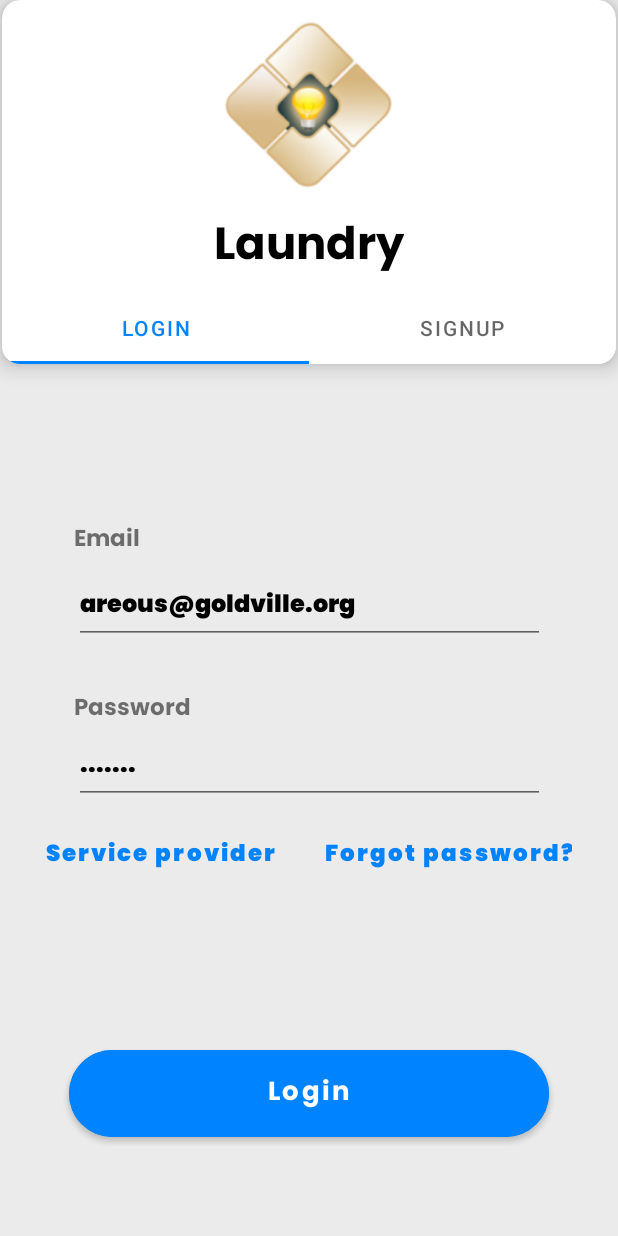
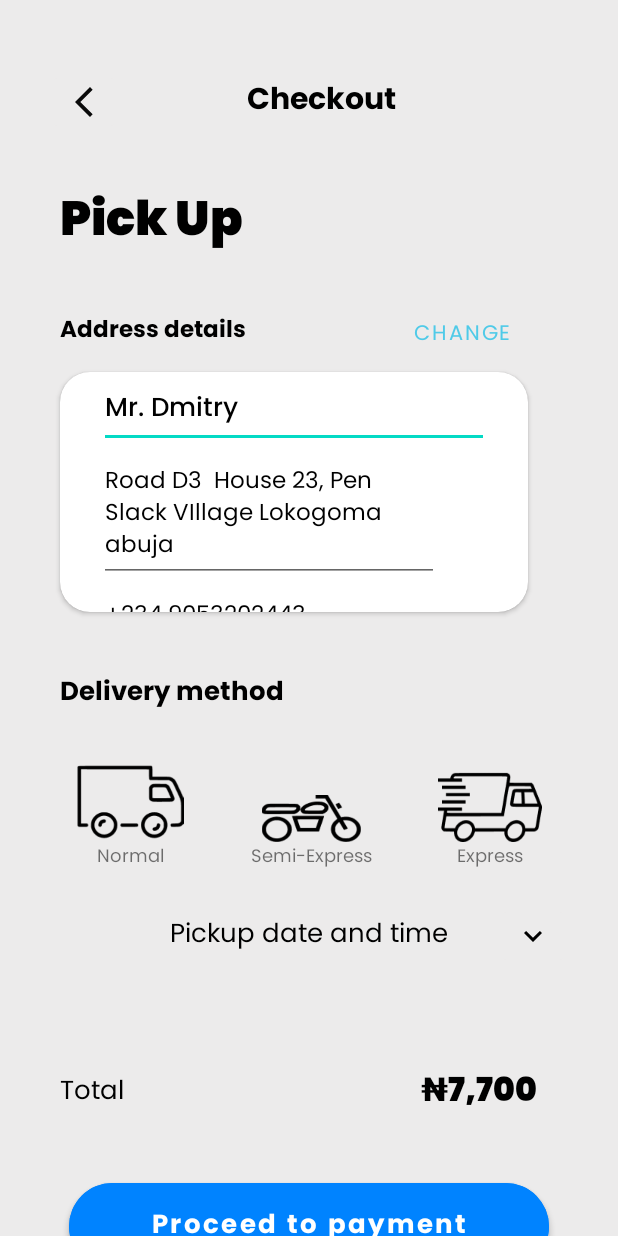
Before and after one commit to DmitrySergienko/Laundry, an Android app: the screen it shows after launch (MainActivity), on a phone screen of 412 x 824 dp. Run offline under Robolectric (Android 15) with nearby library versions, the phone set to English and light mode, and no system bars; our stand-ins replace Dagger/Hilt's generated code.

Commit message:
delivery layout

```diff
--- /dev/null
+++ b/app/src/main/java/com/laundry/DeliveryFragment.kt
@@ -0,0 +1,59 @@
+package com.laundry
+
+import android.os.Bundle
+import androidx.fragment.app.Fragment
+import android.view.LayoutInflater
+import android.view.View
+import android.view.ViewGroup
+
+// TODO: Rename parameter arguments, choose names that match
+// the fragment initialization parameters, e.g. ARG_ITEM_NUMBER
+private const val ARG_PARAM1 = "param1"
+private const val ARG_PARAM2 = "param2"
+
+/**
+ * A simple [Fragment] subclass.
+ * Use the [DeliveryFragment.newInstance] factory method to
+ * create an instance of this fragment.
+ */
+class DeliveryFragment : Fragment() {
+    // TODO: Rename and change types of parameters
+    private var param1: String? = null
+    private var param2: String? = null
+
+    override fun onCreate(savedInstanceState: Bundle?) {
+        super.onCreate(savedInstanceState)
+        arguments?.let {
+            param1 = it.getString(ARG_PARAM1)
+            param2 = it.getString(ARG_PARAM2)
+        }
+    }
+
+    override fun onCreateView(
+        inflater: LayoutInflater, container: ViewGroup?,
+        savedInstanceState: Bundle?
+    ): View? {
+        // Inflate the layout for this fragment
+        return inflater.inflate(R.layout.fragment_delivery, container, false)
+    }
+
+    companion object {
+        /**
+         * Use this factory method to create a new instance of
+         * this fragment using the provided parameters.
+         *
+         * @param param1 Parameter 1.
+         * @param param2 Parameter 2.
+         * @return A new instance of fragment DeliveryFragment.
+         */
+        // TODO: Rename and change types and number of parameters
+        @JvmStatic
+        fun newInstance(param1: String, param2: String) =
+            DeliveryFragment().apply {
+                arguments = Bundle().apply {
+                    putString(ARG_PARAM1, param1)
+                    putString(ARG_PARAM2, param2)
+                }
+            }
+    }
+}
--- /dev/null
+++ b/app/src/main/res/drawable/ic_baseline_arrow_back_ios_new_24.xml
@@ -0,0 +1,5 @@
+<vector android:autoMirrored="true" android:height="24dp"
+    android:tint="#0A0A0A" android:viewportHeight="24"
+    android:viewportWidth="24" android:width="24dp" xmlns:android="http://schemas.android.com/apk/res/android">
+    <path android:fillColor="@android:color/white" android:pathData="M17.77,3.77l-1.77,-1.77l-10,10l10,10l1.77,-1.77l-8.23,-8.23z"/>
+</vector>
--- /dev/null
+++ b/app/src/main/res/drawable/ic_baseline_keyboard_arrow_left_24.xml
@@ -0,0 +1,5 @@
+<vector android:autoMirrored="true" android:height="24dp"
+    android:tint="#0A0A0A" android:viewportHeight="24"
+    android:viewportWidth="24" android:width="24dp" xmlns:android="http://schemas.android.com/apk/res/android">
+    <path android:fillColor="@android:color/white" android:pathData="M15.41,16.59L10.83,12l4.58,-4.59L14,6l-6,6 6,6 1.41,-1.41z"/>
+</vector>
--- /dev/null
+++ b/app/src/main/res/font/poppins.xml
@@ -0,0 +1,7 @@
+<?xml version="1.0" encoding="utf-8"?>
+<font-family xmlns:app="http://schemas.android.com/apk/res-auto"
+        app:fontProviderAuthority="com.google.android.gms.fonts"
+        app:fontProviderPackage="com.google.android.gms"
+        app:fontProviderQuery="Poppins"
+        app:fontProviderCerts="@array/com_google_android_gms_fonts_certs">
+</font-family>
--- /dev/null
+++ b/app/src/main/res/layout/fragment_delivery.xml
@@ -0,0 +1,318 @@
+<?xml version="1.0" encoding="utf-8"?>
+<androidx.constraintlayout.widget.ConstraintLayout xmlns:android="http://schemas.android.com/apk/res/android"
+    xmlns:app="http://schemas.android.com/apk/res-auto"
+    xmlns:tools="http://schemas.android.com/tools"
+    android:layout_width="match_parent"
+    android:layout_height="match_parent"
+    android:background="@color/light_grey_200"
+    tools:context=".DeliveryFragment">
+
+
+    <androidx.core.widget.NestedScrollView
+        android:layout_width="match_parent"
+        android:layout_height="match_parent"
+        app:layout_constraintBottom_toBottomOf="parent"
+        app:layout_constraintEnd_toEndOf="parent"
+        app:layout_constraintStart_toStartOf="parent"
+        app:layout_constraintTop_toTopOf="parent">
+
+        <LinearLayout
+            android:layout_width="match_parent"
+            android:layout_height="wrap_content"
+            android:orientation="vertical">
+
+
+            <androidx.appcompat.widget.Toolbar
+                android:id="@+id/tool_bar"
+                android:layout_width="match_parent"
+                android:layout_height="wrap_content">
+
+                <androidx.constraintlayout.widget.ConstraintLayout
+                    android:layout_width="match_parent"
+                    android:layout_height="wrap_content">
+
+
+                    <ImageButton
+                        android:id="@+id/imageButton"
+                        android:layout_width="wrap_content"
+                        android:layout_height="wrap_content"
+                        android:layout_marginStart="16dp"
+                        android:backgroundTint="@color/light_grey_200"
+                        android:src="@drawable/ic_baseline_arrow_back_ios_new_24"
+                        app:layout_constraintBottom_toBottomOf="@+id/textView7"
+                        app:layout_constraintStart_toStartOf="parent"
+                        app:layout_constraintTop_toTopOf="@+id/textView7" />
+
+                    <TextView
+                        android:id="@+id/textView7"
+                        android:layout_width="wrap_content"
+                        android:layout_height="wrap_content"
+                        android:layout_marginTop="50dp"
+                        android:fontFamily="@font/poppins_bold"
+                        android:text="Checkout"
+                        android:textColor="@color/black"
+                        android:textSize="20sp"
+                        android:textStyle="bold"
+                        app:layout_constraintEnd_toEndOf="parent"
+                        app:layout_constraintStart_toStartOf="parent"
+                        app:layout_constraintTop_toTopOf="parent" />
+
+
+                </androidx.constraintlayout.widget.ConstraintLayout>
+
+
+            </androidx.appcompat.widget.Toolbar>
+
+            <androidx.constraintlayout.widget.ConstraintLayout
+                android:layout_width="match_parent"
+                android:layout_height="wrap_content">
+
+
+                <TextView
+                    android:id="@+id/textView8"
+                    android:layout_width="wrap_content"
+                    android:layout_height="wrap_content"
+                    android:layout_marginStart="40dp"
+                    android:layout_marginTop="30dp"
+                    android:fontFamily="@font/poppins_black"
+                    android:text="Pick Up"
+                    android:textColor="@color/black"
+                    android:textSize="32sp"
+                    app:layout_constraintStart_toStartOf="parent"
+                    app:layout_constraintTop_toTopOf="parent" />
+
+                <TextView
+                    android:id="@+id/textView11"
+                    android:layout_width="wrap_content"
+                    android:layout_height="wrap_content"
+                    android:layout_marginTop="30dp"
+                    android:fontFamily="@font/poppins_bold"
+                    android:text="Address details"
+                    android:textColor="@color/black"
+                    android:textSize="15sp"
+                    app:layout_constraintStart_toStartOf="@+id/textView8"
+                    app:layout_constraintTop_toBottomOf="@+id/textView8" />
+
+                <com.google.android.material.button.MaterialButton
+                    android:id="@+id/textView14"
+                    style="@style/Widget.MaterialComponents.Button.TextButton"
+                    android:layout_width="wrap_content"
+                    android:layout_height="wrap_content"
+                    android:layout_marginTop="22dp"
+                    android:fontFamily="@font/poppins"
+                    android:text="change"
+                    android:textColor="@color/blue_light_new"
+                    app:layout_constraintEnd_toEndOf="@+id/cardView"
+                    app:layout_constraintTop_toBottomOf="@+id/textView8" />
+
+
+                <androidx.cardview.widget.CardView
+                    android:id="@+id/cardView"
+                    android:layout_width="312dp"
+                    android:layout_height="160dp"
+                    android:layout_marginTop="14dp"
+                    app:cardCornerRadius="20dp"
+                    app:layout_constraintStart_toStartOf="@+id/textView8"
+                    app:layout_constraintTop_toBottomOf="@+id/textView11">
+
+                    <androidx.constraintlayout.widget.ConstraintLayout
+                        android:layout_width="match_parent"
+                        android:layout_height="match_parent">
+
+
+                        <EditText
+                            android:id="@+id/editTextTextPersonName2"
+                            android:layout_width="wrap_content"
+                            android:layout_height="wrap_content"
+                            android:ems="10"
+                            android:fontFamily="@font/poppins_medium"
+                            android:hint="Mr. Dmitry"
+                            android:inputType="textPersonName"
+                            android:textColor="@color/black"
+                            android:textColorHint="@color/black"
+                            android:textSize="17sp"
+                            app:layout_constraintEnd_toEndOf="parent"
+                            app:layout_constraintStart_toStartOf="parent"
+                            app:layout_constraintTop_toTopOf="parent" />
+
+                        <EditText
+                            android:id="@+id/editTextTextPostalAddress2"
+                            android:layout_width="wrap_content"
+                            android:layout_height="wrap_content"
+                            android:ems="10"
+                            android:fontFamily="@font/poppins"
+                            android:hint="Road D3  House 23, Pen Slack VIllage Lokogoma abuja"
+                            android:inputType="textMultiLine"
+                            android:textColor="@color/black"
+                            android:textColorHint="@color/black"
+                            android:textSize="15sp"
+                            app:layout_constraintStart_toStartOf="@+id/editTextTextPersonName2"
+                            app:layout_constraintTop_toBottomOf="@+id/editTextTextPersonName2" />
+
+                        <EditText
+                            android:id="@+id/editTextPhone"
+                            android:layout_width="wrap_content"
+                            android:layout_height="wrap_content"
+                            android:ems="10"
+                            android:fontFamily="@font/poppins"
+                            android:hint="+234 9053202443"
+                            android:inputType="phone"
+                            android:textColorHint="@color/black"
+                            android:textSize="15sp"
+                            app:layout_constraintStart_toStartOf="@+id/editTextTextPostalAddress2"
+                            app:layout_constraintTop_toBottomOf="@+id/editTextTextPostalAddress2" />
+                    </androidx.constraintlayout.widget.ConstraintLayout>
+
+                </androidx.cardview.widget.CardView>
+
+                <TextView
+                    android:id="@+id/textView15"
+                    android:layout_width="wrap_content"
+                    android:layout_height="wrap_content"
+                    android:layout_marginTop="39dp"
+                    android:fontFamily="@font/poppins_bold"
+                    android:text="Delivery method"
+                    android:textColor="@color/black"
+                    android:textSize="17sp"
+                    app:layout_constraintStart_toStartOf="@+id/cardView"
+                    app:layout_constraintTop_toBottomOf="@+id/cardView" />
+
+                <ImageView
+                    android:id="@+id/imageView6"
+                    android:layout_width="72dp"
+                    android:layout_height="73dp"
+                    android:layout_marginBottom="48dp"
+                    android:src="@drawable/ic_delivery_norm"
+                    app:layout_constraintBottom_toTopOf="@+id/textView19"
+                    app:layout_constraintEnd_toStartOf="@+id/imageView7"
+                    app:layout_constraintHorizontal_bias="0.5"
+                    app:layout_constraintStart_toStartOf="parent" />
+
+                <ImageView
+                    android:id="@+id/imageView7"
+                    android:layout_width="67dp"
+                    android:layout_height="31dp"
+                    android:layout_marginBottom="48dp"
+                    android:src="@drawable/ic_delivery_semi"
+                    app:layout_constraintBottom_toTopOf="@+id/textView19"
+                    app:layout_constraintEnd_toStartOf="@+id/imageView8"
+                    app:layout_constraintHorizontal_bias="0.5"
+                    app:layout_constraintStart_toEndOf="@+id/imageView6" />
+
+                <ImageView
+                    android:id="@+id/imageView8"
+                    android:layout_width="69dp"
+                    android:layout_height="54dp"
+                    android:layout_marginBottom="48dp"
+                    android:src="@drawable/ic_delivery_express"
+                    app:layout_constraintBottom_toTopOf="@+id/textView19"
+                    app:layout_constraintEnd_toEndOf="parent"
+                    app:layout_constraintHorizontal_bias="0.5"
+                    app:layout_constraintStart_toEndOf="@+id/imageView7" />
+
+                <TextView
+                    android:id="@+id/textView16"
+                    android:layout_width="wrap_content"
+                    android:layout_height="wrap_content"
+                    android:fontFamily="@font/poppins"
+                    android:text="Normal"
+                    android:textSize="12sp"
+                    app:layout_constraintEnd_toEndOf="@+id/imageView6"
+                    app:layout_constraintStart_toStartOf="@+id/imageView6"
+                    app:layout_constraintTop_toBottomOf="@+id/imageView6" />
+
+                <TextView
+                    android:id="@+id/textView17"
+                    android:layout_width="wrap_content"
+                    android:layout_height="wrap_content"
+                    android:fontFamily="@font/poppins"
+                    android:text="Semi-Express"
+                    android:textSize="12sp"
+                    app:layout_constraintEnd_toEndOf="@+id/imageView7"
+                    app:layout_constraintStart_toStartOf="@+id/imageView7"
+                    app:layout_constraintTop_toBottomOf="@+id/imageView7" />
+
+                <TextView
+                    android:id="@+id/textView18"
+                    android:layout_width="wrap_content"
+                    android:layout_height="wrap_content"
+                    android:fontFamily="@font/poppins"
+                    android:text="Express"
+                    android:textSize="12sp"
+                    app:layout_constraintEnd_toEndOf="@+id/imageView8"
+                    app:layout_constraintStart_toStartOf="@+id/imageView8"
+                    app:layout_constraintTop_toBottomOf="@+id/imageView8" />
+
+                <TextView
+                    android:id="@+id/textView19"
+                    android:layout_width="wrap_content"
+                    android:layout_height="wrap_content"
+                    android:layout_marginTop="132dp"
+                    android:fontFamily="@font/poppins"
+                    android:text="Pickup date and time"
+                    android:textColor="@color/black"
+                    android:textSize="17sp"
+                    app:layout_constraintEnd_toEndOf="parent"
+                    app:layout_constraintStart_toStartOf="parent"
+                    app:layout_constraintTop_toBottomOf="@+id/textView15" />
+
+                <TextView
+                    android:id="@+id/textView20"
+                    android:layout_width="wrap_content"
+                    android:layout_height="wrap_content"
+                    android:layout_marginTop="76dp"
+                    android:fontFamily="@font/poppins"
+                    android:text="Total"
+                    android:textColor="@color/black"
+                    android:textSize="17sp"
+                    app:layout_constraintStart_toStartOf="@+id/textView15"
+                    app:layout_constraintTop_toBottomOf="@+id/textView19" />
+
+
+                <ImageButton
+                    android:id="@+id/imageView9"
+                    android:layout_width="wrap_content"
+                    android:layout_height="wrap_content"
+                    android:backgroundTint="@color/light_grey_200"
+                    android:src="@drawable/ic_baseline_keyboard_arrow_down_24"
+                    app:layout_constraintBottom_toBottomOf="@+id/textView19"
+                    app:layout_constraintEnd_toEndOf="parent"
+                    app:layout_constraintStart_toEndOf="@+id/textView19"
+                    app:layout_constraintTop_toTopOf="@+id/textView19"/>
+
+                <TextView
+                    android:id="@+id/textView21"
+                    android:layout_width="wrap_content"
+                    android:layout_height="wrap_content"
+                    android:layout_marginEnd="54dp"
+                    android:fontFamily="@font/poppins_black"
+                    android:text="₦7,700"
+                    android:textColor="@color/black"
+                    android:textSize="22sp"
+                    app:layout_constraintBottom_toBottomOf="@+id/textView20"
+                    app:layout_constraintEnd_toEndOf="parent"
+                    app:layout_constraintTop_toTopOf="@+id/textView20" />
+
+                <com.google.android.material.button.MaterialButton
+                    android:id="@+id/login_button"
+                    android:layout_width="320dp"
+                    android:layout_height="70dp"
+                    android:layout_marginTop="40dp"
+                    android:layout_marginBottom="40dp"
+                    android:backgroundTint="@color/blue_new"
+                    android:fontFamily="@font/poppins_bold"
+                    android:text="Proceed to payment"
+                    android:textAllCaps="false"
+                    android:textColor="@color/white"
+                    android:textSize="17sp"
+                    app:cornerRadius="30dp"
+                    app:layout_constraintBottom_toBottomOf="parent"
+                    app:layout_constraintEnd_toEndOf="parent"
+                    app:layout_constraintStart_toStartOf="parent"
+                    app:layout_constraintTop_toBottomOf="@+id/textView20" />
+
+
+            </androidx.constraintlayout.widget.ConstraintLayout>
+        </LinearLayout>
+    </androidx.core.widget.NestedScrollView>
+</androidx.constraintlayout.widget.ConstraintLayout>
--- a/app/src/main/res/navigation/navigation_graph.xml
+++ b/app/src/main/res/navigation/navigation_graph.xml
@@ -3,7 +3,7 @@
     xmlns:app="http://schemas.android.com/apk/res-auto"
     xmlns:tools="http://schemas.android.com/tools"
     android:id="@+id/navigation_graph"
-    app:startDestination="@id/mainFragment">
+    app:startDestination="@id/deliveryFragment">
 
     <fragment
         android:id="@+id/loginFragment"
@@ -37,6 +37,9 @@
         <action
             android:id="@+id/action_homeClientFragment_to_mainFragment"
             app:destination="@id/mainFragment" />
+        <action
+            android:id="@+id/action_homeClientFragment_to_deliveryFragment"
+            app:destination="@id/deliveryFragment" />
     </fragment>
     <fragment
         android:id="@+id/homeServiceProviderFragment"
@@ -57,4 +60,9 @@
             android:id="@+id/action_mainFragment_to_homeClientFragment"
             app:destination="@id/homeClientFragment" />
     </fragment>
+    <fragment
+        android:id="@+id/deliveryFragment"
+        android:name="com.laundry.DeliveryFragment"
+        android:label="fragment_delivery"
+        tools:layout="@layout/fragment_delivery" />
 </navigation>
--- a/app/src/main/res/values/colors.xml
+++ b/app/src/main/res/values/colors.xml
@@ -10,6 +10,7 @@
 
     <color name="blue_new">#0083FF</color>
     <color name="orange_new">#FA9B0C</color>
+    <color name="blue_light_new">#4FCAE8</color>
 
 
     <color name="light_grey_200">#ECEBEB</color>
--- a/app/src/main/res/values/preloaded_fonts.xml
+++ b/app/src/main/res/values/preloaded_fonts.xml
@@ -1,6 +1,7 @@
 <?xml version="1.0" encoding="utf-8"?>
 <resources>
     <array name="preloaded_fonts" translatable="false">
+        <item>@font/poppins</item>
         <item>@font/poppins_black</item>
         <item>@font/poppins_bold</item>
         <item>@font/poppins_medium</item>
--- a/app/src/main/res/values/strings.xml
+++ b/app/src/main/res/values/strings.xml
@@ -17,7 +17,6 @@
     <string name="Access_Done">ACCESS SUCCESS</string>
 
 
-
     <!-- View pager names of fragments -->
     <string name="LOGIN">LOGIN</string>
     <string name="SIGNUP">SIGNUP</string>
```
Also changed, not shown: app/src/main/res/drawable/ic_delivery_express.png (added), app/src/main/res/drawable/ic_delivery_norm.png (added), app/src/main/res/drawable/ic_delivery_normal.png (added), app/src/main/res/drawable/ic_delivery_regular.png (added), app/src/main/res/drawable/ic_delivery_semi.png (added).
